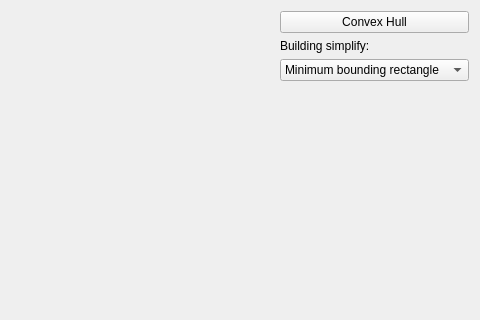
Old version of the form cv2/BuildingSimplify/widget.ui in the repository vajner85/ADKI; both pictures show x 703 to 1183 and y 0 to 320 of the 1183 by 770 pixel window.
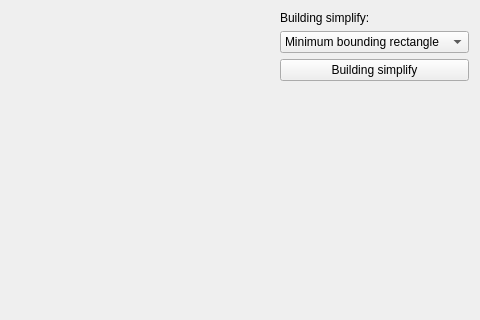
New version of the form. Custom widgets are drawn as their Qt base class.

```diff
--- a/cv2/BuildingSimplify/widget.ui
+++ b/cv2/BuildingSimplify/widget.ui
@@ -32,13 +32,6 @@
    </item>
    <item>
     <layout class="QVBoxLayout" name="verticalLayout">
-     <item>
-      <widget class="QPushButton" name="pushButton">
-       <property name="text">
-        <string>Convex Hull</string>
-       </property>
-      </widget>
-     </item>
      <item>
       <widget class="QLabel" name="label">
        <property name="text">
@@ -55,6 +48,13 @@
        </item>
       </widget>
      </item>
+     <item>
+      <widget class="QPushButton" name="pushButton">
+       <property name="text">
+        <string>Building simplify</string>
+       </property>
+      </widget>
+     </item>
      <item>
       <spacer name="verticalSpacer">
        <property name="orientation">
```
